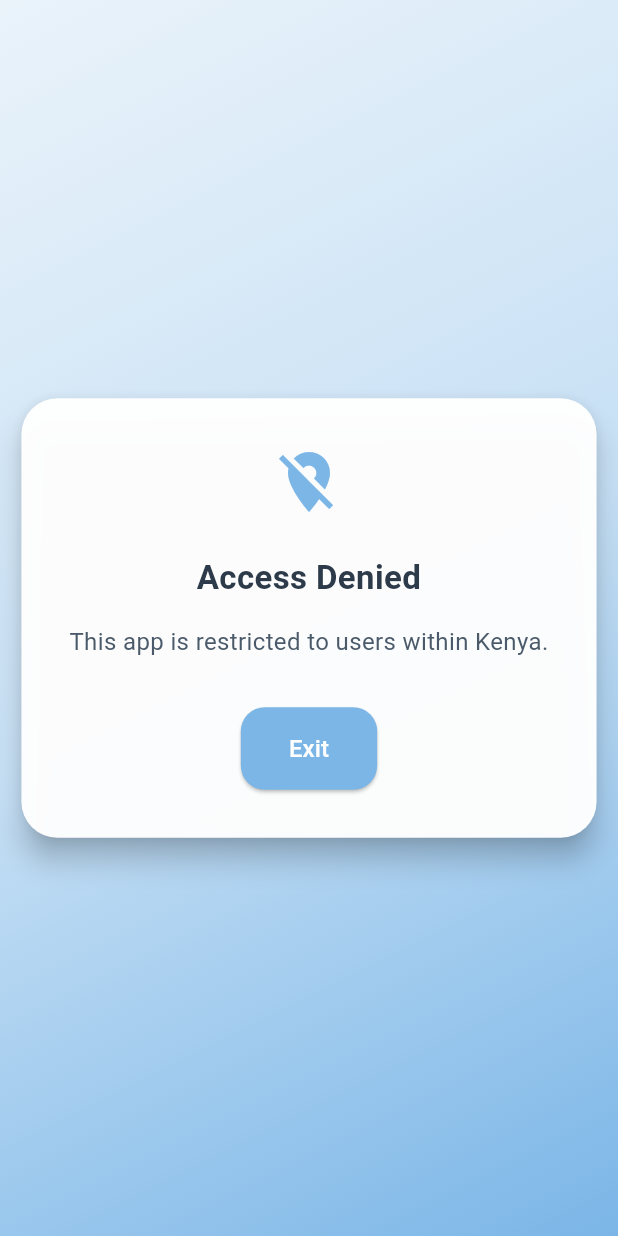
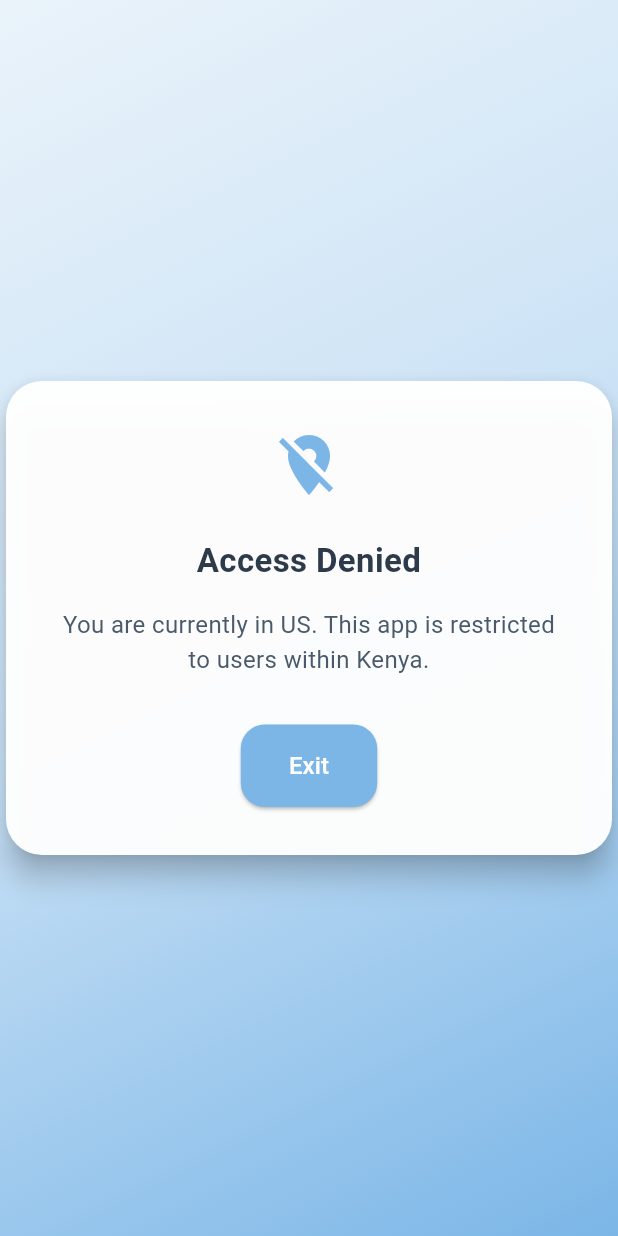
Before and after one commit to MuchemiKelvin/gate_of_memory, a Flutter app: the screen it shows after launch, on a phone screen of 412 x 824 dp. Run offline on Flutter 3.47's test engine with Material 3 defaults, Android fonts, the phone set to English and light mode, and no system bars; our stand-ins replace audioplayers, geocoding, geolocator, qr_flutter, video_player; missing offline and left inert: mobile_scanner.

Commit message:
Geo Blocker Full Implementation

```diff
--- a/lib/screens/geo_blocker.dart
+++ b/lib/screens/geo_blocker.dart
@@ -14,6 +14,7 @@ class GeoBlocker extends StatefulWidget {
 class _GeoBlockerState extends State<GeoBlocker> {
   bool? _allowed;
   String? _fallbackMessage;
+  String? _detectedCountry;
 
   @override
   void initState() {
@@ -24,6 +25,7 @@ class _GeoBlockerState extends State<GeoBlocker> {
   Future<void> _checkGeoBlocking() async {
     bool allowed = false;
     String? fallback;
+    String? countryForMessage;
     try {
       // 1. GPS Country
       String? gpsCountry;
@@ -43,6 +45,9 @@ class _GeoBlockerState extends State<GeoBlocker> {
       // 2. Device Locale
       String localeCountry = window.locale.countryCode?.toUpperCase() ?? '';
 
+      // Prefer GPS, then locale for message
+      countryForMessage = gpsCountry ?? localeCountry;
+
       // Allow if any check passes
       if (gpsCountry == 'KE' || localeCountry == 'KE') {
         allowed = true;
@@ -55,6 +60,7 @@ class _GeoBlockerState extends State<GeoBlocker> {
     setState(() {
       _allowed = allowed;
       _fallbackMessage = fallback;
+      _detectedCountry = countryForMessage;
     });
   }
 
@@ -76,10 +82,13 @@ class _GeoBlockerState extends State<GeoBlocker> {
         ),
       );
     } else {
+      String countryMsg = _detectedCountry != null && _detectedCountry!.isNotEmpty
+        ? 'You are currently in ${_detectedCountry!}. This app is restricted to users within Kenya.'
+        : 'This app is restricted to users within Kenya.';
       return _GeoBlockerScaffold(
         child: _GeoBlockerDialog(
           title: 'Access Denied',
-          message: 'This app is restricted to users within Kenya.',
+          message: countryMsg,
           buttonText: 'Exit',
           onButton: () => Navigator.of(context).pop(),
         ),
```
